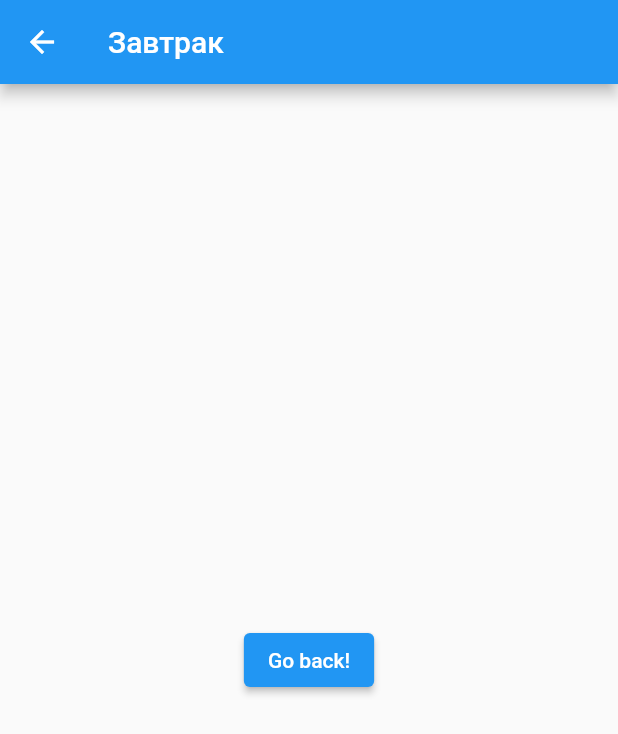
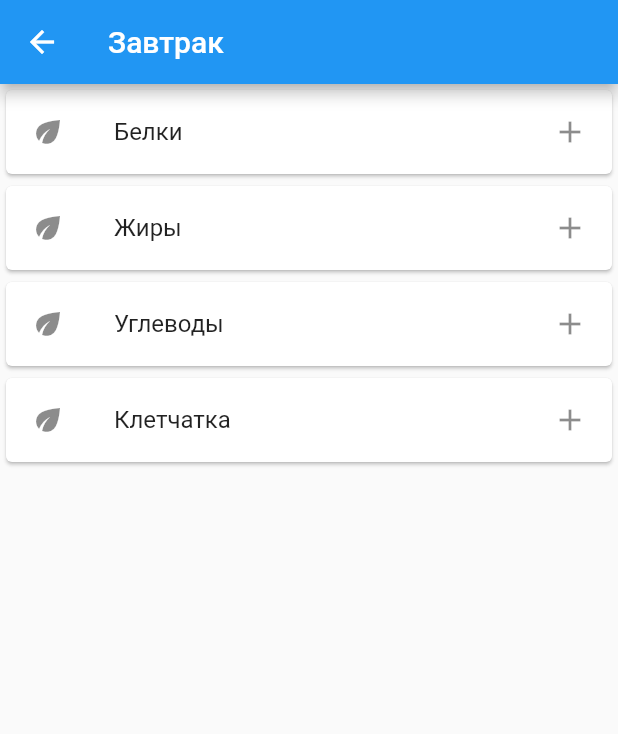
Before and after one commit to rmnsfx/nutrition, a Flutter app: the BreakfastRoute screen opened directly, on a phone screen of 412 x 824 dp. Shown: the top 734 px of the screen. Run offline on Flutter 3.47's test engine with Material 2 defaults, Android fonts, the phone set to English and light mode, and no system bars.

Commit message:
move arrs to elements.dart

```diff
--- a/lib/breakfast.dart
+++ b/lib/breakfast.dart
@@ -1,4 +1,6 @@
 import 'package:flutter/material.dart';
+
+import 'elements.dart';
 
 class BreakfastRoute extends StatelessWidget {
   const BreakfastRoute({super.key});
@@ -9,14 +11,24 @@ class BreakfastRoute extends StatelessWidget {
       appBar: AppBar(
         title: const Text('Завтрак'),
       ),
-      body: Center(
-        child: ElevatedButton(
-          onPressed: () {
-            Navigator.pop(context);
-          },
-          child: const Text('Go back!'),
-        ),
-      ),
+      body: ListView.builder(
+        itemCount: foodElements.length,
+        itemBuilder: (BuildContext context, index) {
+          return Card(
+              child: ListTile(
+                leading: Icon(Icons.eco),
+                trailing: Icon(Icons.add),
+                title:  Text('${foodElements[index]}'),
+                //subtitle: Text('${time[index]}'),
+              ),
+              // child: Column(
+              //   children: [
+              //       Text("Место работы", style: TextStyle(fontSize: 18))
+              //   ]
+              // )
+          );
+        }
+      )
     );
   }
 }
--- /dev/null
+++ b/lib/elements.dart
@@ -0,0 +1,5 @@
+
+
+final mealtime = <String>['Завтрак', 'Ранний перекус', 'Обед', 'Полдник', 'Ужин', 'Поздний перекус'];
+final time = <String>['8.00', '11.00', '14.00', '16.00', '19.00', '22.00'];
+final foodElements = <String>['Белки', 'Жиры', 'Углеводы', 'Клетчатка'];
```
Also changed, not shown: lib/main.dart (+3 -5 lines).
